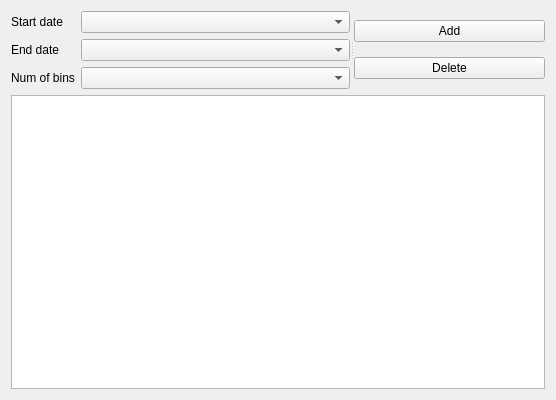
minh0206/fake-tradingview, file ui/volumeProfile.ui: the form before one commit.
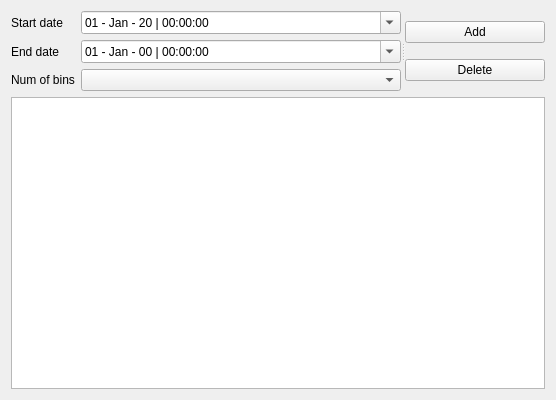
The form after the commit.

Commit message: add volume indicator

```diff
--- a/ui/volumeProfile.ui
+++ b/ui/volumeProfile.ui
@@ -21,7 +21,7 @@
      </property>
      <widget class="QWidget" name="formLayoutWidget">
       <layout class="QFormLayout" name="formLayout">
-       <item row="0" column="0">
+       <item row="1" column="0">
         <widget class="QLabel" name="startDateLabel">
          <property name="text">
           <string>Start date</string>
@@ -31,10 +31,7 @@
          </property>
         </widget>
        </item>
-       <item row="0" column="1">
-        <widget class="QComboBox" name="cb_start"/>
-       </item>
-       <item row="1" column="0">
+       <item row="2" column="0">
         <widget class="QLabel" name="endDateLabel">
          <property name="text">
           <string>End date</string>
@@ -44,21 +41,51 @@
          </property>
         </widget>
        </item>
-       <item row="1" column="1">
-        <widget class="QComboBox" name="cb_end"/>
-       </item>
-       <item row="2" column="0">
+       <item row="3" column="0">
         <widget class="QLabel" name="numOfBinsLabel">
          <property name="text">
           <string>Num of bins</string>
          </property>
          <property name="buddy">
-          <cstring>cb_num</cstring>
+          <cstring>cbNum</cstring>
+         </property>
+        </widget>
+       </item>
+       <item row="3" column="1">
+        <widget class="QComboBox" name="cbNum"/>
+       </item>
+       <item row="1" column="1">
+        <widget class="QDateTimeEdit" name="dteStart">
+         <property name="dateTime">
+          <datetime>
+           <hour>0</hour>
+           <minute>0</minute>
+           <second>0</second>
+           <year>2020</year>
+           <month>1</month>
+           <day>1</day>
+          </datetime>
+         </property>
+         <property name="displayFormat">
+          <string>dd - MMM - yy | hh:mm:ss</string>
+         </property>
+         <property name="calendarPopup">
+          <bool>true</bool>
+         </property>
+         <property name="currentSectionIndex">
+          <number>0</number>
          </property>
         </widget>
        </item>
        <item row="2" column="1">
-        <widget class="QComboBox" name="cb_num"/>
+        <widget class="QDateTimeEdit" name="dteEnd">
+         <property name="displayFormat">
+          <string>dd - MMM - yy | hh:mm:ss</string>
+         </property>
+         <property name="calendarPopup">
+          <bool>true</bool>
+         </property>
+        </widget>
        </item>
       </layout>
      </widget>
@@ -83,7 +110,7 @@
     </widget>
    </item>
    <item>
-    <widget class="QTableView" name="tableView"/>
+    <widget class="QTableWidget" name="table"/>
    </item>
   </layout>
  </widget>
```
Left out of the diff: 10 changed lines with no effect on the pictures. The commit also changes 10 other files.
